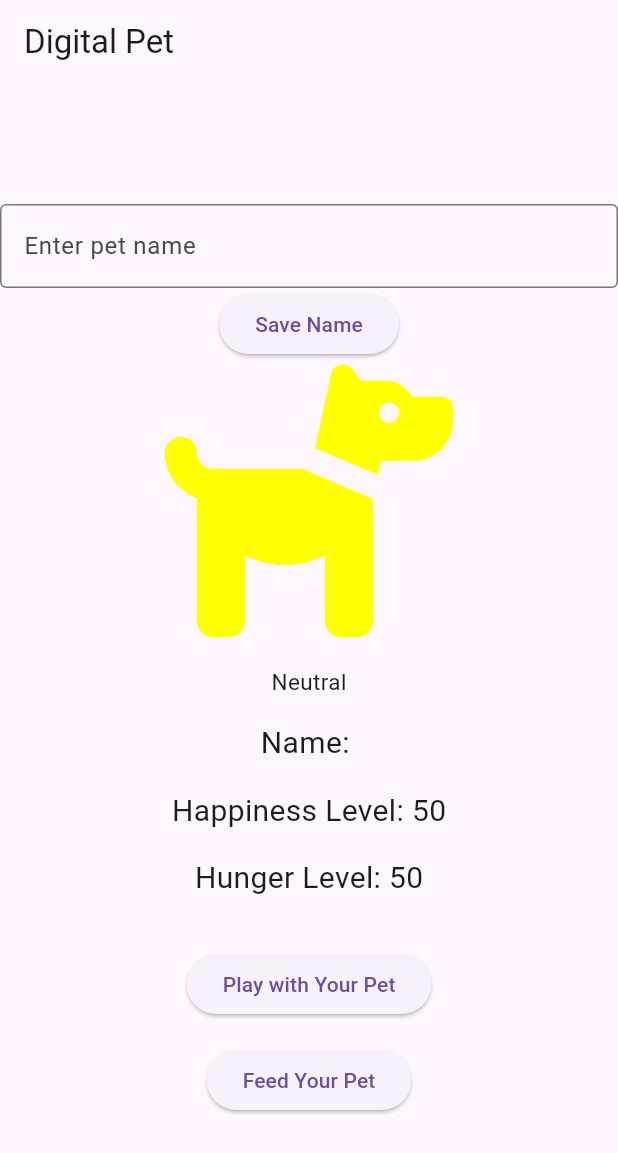
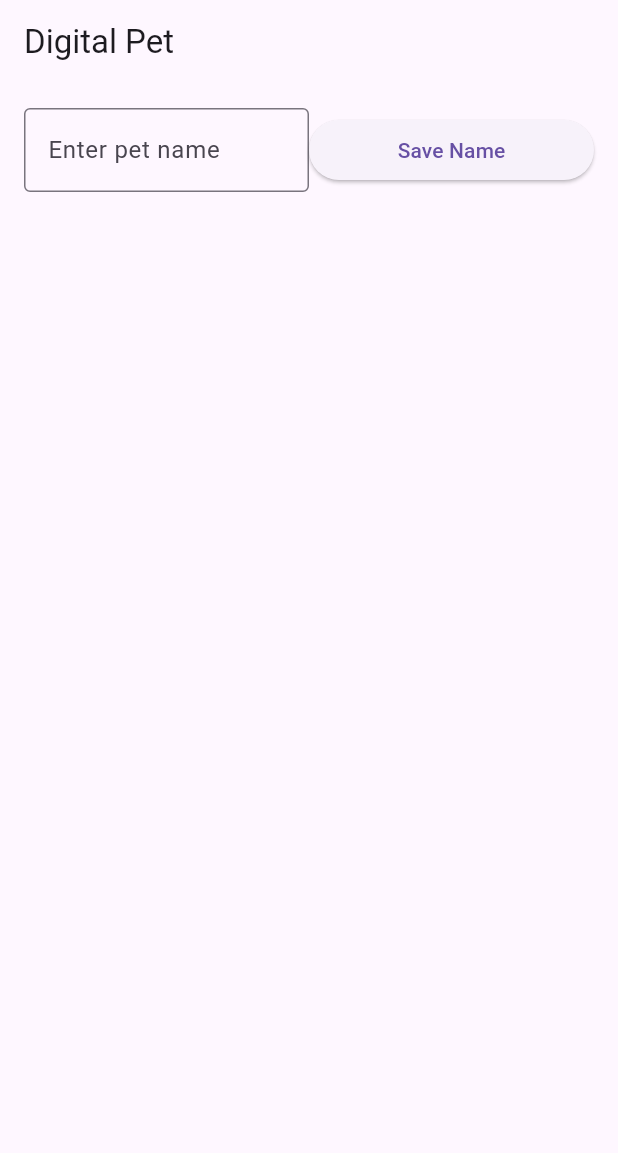
Before and after one commit to Nathan2055/csc4360-activity05-digital_pet_app, a Flutter app: the screen it shows after launch, on a phone screen of 412 x 824 dp. Shown: the top 1153 px of the screen. Run offline on Flutter 3.47's test engine with Material 3 defaults, Android fonts, the phone set to English and light mode, and no system bars.

Commit message:
Create interface swapping mechanism for name input

```diff
--- a/lib/main.dart
+++ b/lib/main.dart
@@ -98,43 +98,39 @@ class _DigitalPetAppState extends State<DigitalPetApp> {
   }
 
   // Dynamically display query for pet name
-  Column getInterface() {
+  Container getInterface() {
     if (petName == '') {
-      return Column(
+      return Container(
+        child: Align(
+          alignment: AlignmentGeometry.topCenter,
+          child: SingleChildScrollView(
+            padding: const EdgeInsets.all(16.0),
+            child: Row(
               mainAxisAlignment: MainAxisAlignment.center,
               children: <Widget>[
-          TextField(
+                Expanded(
+                  child: TextField(
                     controller: _controller,
                     decoration: InputDecoration(
                       border: OutlineInputBorder(),
                       hintText: 'Enter pet name',
                     ),
                   ),
-          ElevatedButton(onPressed: _saveName, child: Text('Save Name')),
-
-          getMoodIcon(happinessLevel),
-          SizedBox(height: 16.0),
-          getMoodText(happinessLevel),
-          SizedBox(height: 16.0),
-          Text('Name: $petName', style: TextStyle(fontSize: 20.0)),
-          SizedBox(height: 16.0),
-          Text(
-            'Happiness Level: $happinessLevel',
-            style: TextStyle(fontSize: 20.0),
                 ),
-          SizedBox(height: 16.0),
-          Text('Hunger Level: $hungerLevel', style: TextStyle(fontSize: 20.0)),
-          SizedBox(height: 32.0),
-          ElevatedButton(
-            onPressed: _playWithPet,
-            child: Text('Play with Your Pet'),
+                Expanded(
+                  child: ElevatedButton(
+                    onPressed: _saveName,
+                    child: Text('Save Name'),
                   ),
-          SizedBox(height: 16.0),
-          ElevatedButton(onPressed: _feedPet, child: Text('Feed Your Pet')),
+                ),
               ],
+            ),
+          ),
+        ),
       );
     } else {
-      return Column(
+      return Container(
+        child: Column(
           mainAxisAlignment: MainAxisAlignment.center,
           children: <Widget>[
             getMoodIcon(happinessLevel),
@@ -148,7 +144,10 @@ class _DigitalPetAppState extends State<DigitalPetApp> {
               style: TextStyle(fontSize: 20.0),
             ),
             SizedBox(height: 16.0),
-          Text('Hunger Level: $hungerLevel', style: TextStyle(fontSize: 20.0)),
+            Text(
+              'Hunger Level: $hungerLevel',
+              style: TextStyle(fontSize: 20.0),
+            ),
             SizedBox(height: 32.0),
             ElevatedButton(
               onPressed: _playWithPet,
@@ -157,6 +156,7 @@ class _DigitalPetAppState extends State<DigitalPetApp> {
             SizedBox(height: 16.0),
             ElevatedButton(onPressed: _feedPet, child: Text('Feed Your Pet')),
           ],
+        ),
       );
     }
   }
```
Lines whose indentation alone changed are shown as unchanged.
